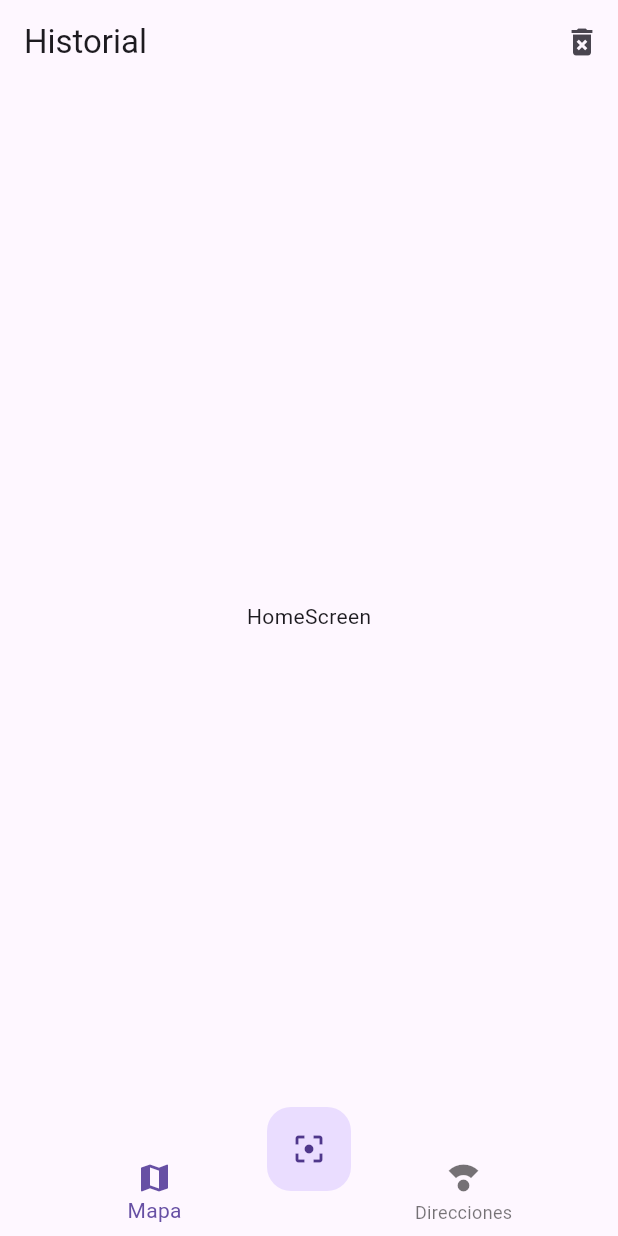
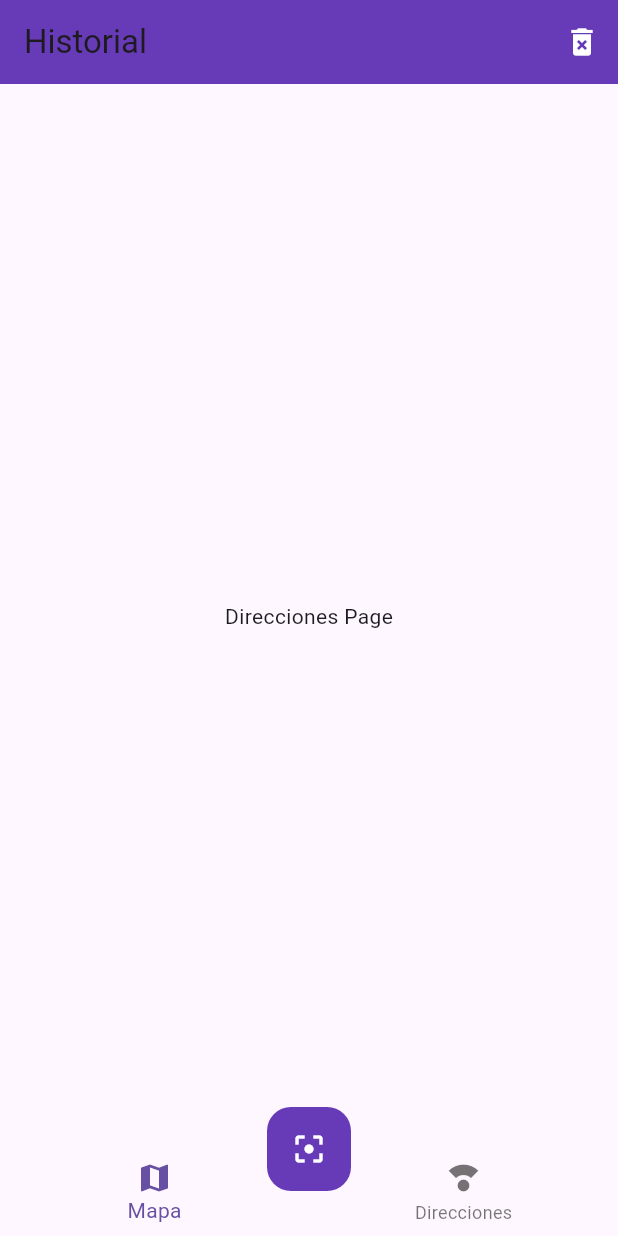
Before and after one commit to Carlo10K/qr_reader, a Flutter app: the screen it shows after launch, on a phone screen of 412 x 824 dp. Run offline on Flutter 3.47's test engine with Material 3 defaults, Android fonts, the phone set to English and light mode, and no system bars.

Commit message:
renderizacion condicional en el home page

```diff
--- a/lib/main.dart
+++ b/lib/main.dart
@@ -17,6 +17,10 @@ class MyApp extends StatelessWidget {
         '/home': (_) => const HomeScreen(),
         '/maps': (_) => const MapScreen()
       },
+      theme: ThemeData(
+          primaryColor: Colors.deepPurple,
+          floatingActionButtonTheme: const FloatingActionButtonThemeData(
+              backgroundColor: Colors.deepPurple)),
     );
   }
 }
--- /dev/null
+++ b/lib/pages/adresses_page.dart
@@ -0,0 +1,12 @@
+import 'package:flutter/material.dart';
+
+class AddressesWidget extends StatelessWidget {
+  const AddressesWidget({super.key});
+
+  @override
+  Widget build(BuildContext context) {
+    return const Center(
+      child: Text('Direcciones Page'),
+    );
+  }
+}
--- a/lib/pages/home_page.dart
+++ b/lib/pages/home_page.dart
@@ -1,4 +1,6 @@
 import 'package:flutter/material.dart';
+import 'package:qr_scanner_sqlite/pages/adresses_page.dart';
+import 'package:qr_scanner_sqlite/pages/maps_page.dart';
 import 'package:qr_scanner_sqlite/widgets/custom_navigator_bar.dart';
 import 'package:qr_scanner_sqlite/widgets/scan_button.dart';
 
@@ -9,17 +11,38 @@ class HomeScreen extends StatelessWidget {
   Widget build(BuildContext context) {
     return Scaffold(
       appBar: AppBar(
+        backgroundColor: Colors.deepPurple,
         title: const Text('Historial'),
         actions: [
-          IconButton(onPressed: () {}, icon: const Icon(Icons.delete_forever))
+          IconButton(
+              onPressed: () {},
+              icon: const Icon(
+                Icons.delete_forever,
+                color: Colors.white,
+              ))
         ],
       ),
-      body: const Center(
-        child: Text('HomeScreen'),
-      ),
+      body: const _HomePageBody(),
       bottomNavigationBar: const CustomNavigationBar(),
       floatingActionButton: const ScanButton(),
       floatingActionButtonLocation: FloatingActionButtonLocation.centerDocked,
     );
   }
 }
+
+class _HomePageBody extends StatelessWidget {
+  const _HomePageBody({super.key});
+
+  @override
+  Widget build(BuildContext context) {
+    const currentIndex = 1;
+    switch (currentIndex) {
+      case 0:
+        return const MapsPage();
+      case 1:
+        return const AddressesWidget();
+      default:
+        return const MapsPage();
+    }
+  }
+}
--- /dev/null
+++ b/lib/pages/maps_page.dart
@@ -0,0 +1,12 @@
+import 'package:flutter/material.dart';
+
+class MapsPage extends StatelessWidget {
+  const MapsPage({super.key});
+
+  @override
+  Widget build(BuildContext context) {
+    return const Center(
+      child: Text('Mapas Page'),
+    );
+  }
+}
--- a/lib/widgets/custom_navigator_bar.dart
+++ b/lib/widgets/custom_navigator_bar.dart
@@ -5,10 +5,14 @@ class CustomNavigationBar extends StatelessWidget {
 
   @override
   Widget build(BuildContext context) {
-    return BottomNavigationBar(elevation: 0, items: const [
-      BottomNavigationBarItem(icon: Icon(Icons.map), label: 'Mapa'),
-      BottomNavigationBarItem(
-          icon: Icon(Icons.compass_calibration), label: 'Direcciones')
-    ]);
+    const currentIndex = 0;
+    return BottomNavigationBar(
+        currentIndex: currentIndex,
+        elevation: 0,
+        items: const [
+          BottomNavigationBarItem(icon: Icon(Icons.map), label: 'Mapa'),
+          BottomNavigationBarItem(
+              icon: Icon(Icons.compass_calibration), label: 'Direcciones')
+        ]);
   }
 }
--- a/lib/widgets/scan_button.dart
+++ b/lib/widgets/scan_button.dart
@@ -7,7 +7,10 @@ class ScanButton extends StatelessWidget {
   Widget build(BuildContext context) {
     return FloatingActionButton(
         elevation: 0,
-        child: const Icon(Icons.filter_center_focus),
+        child: const Icon(
+          Icons.filter_center_focus,
+          color: Colors.white,
+        ),
         onPressed: () {});
   }
 }
```
